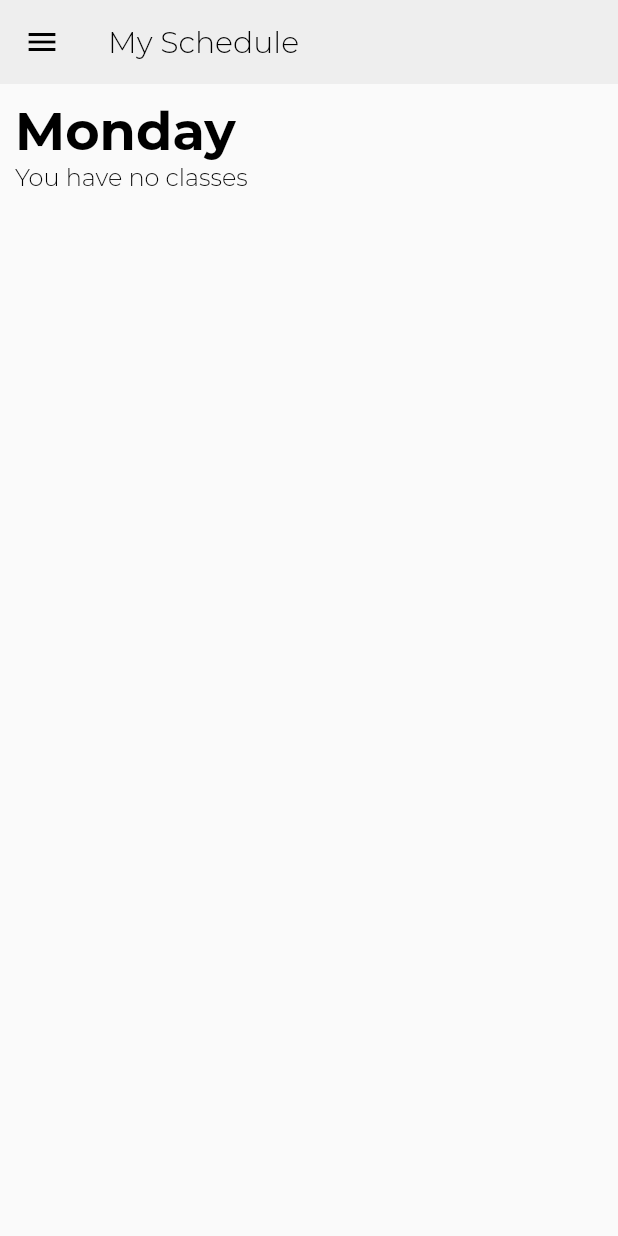
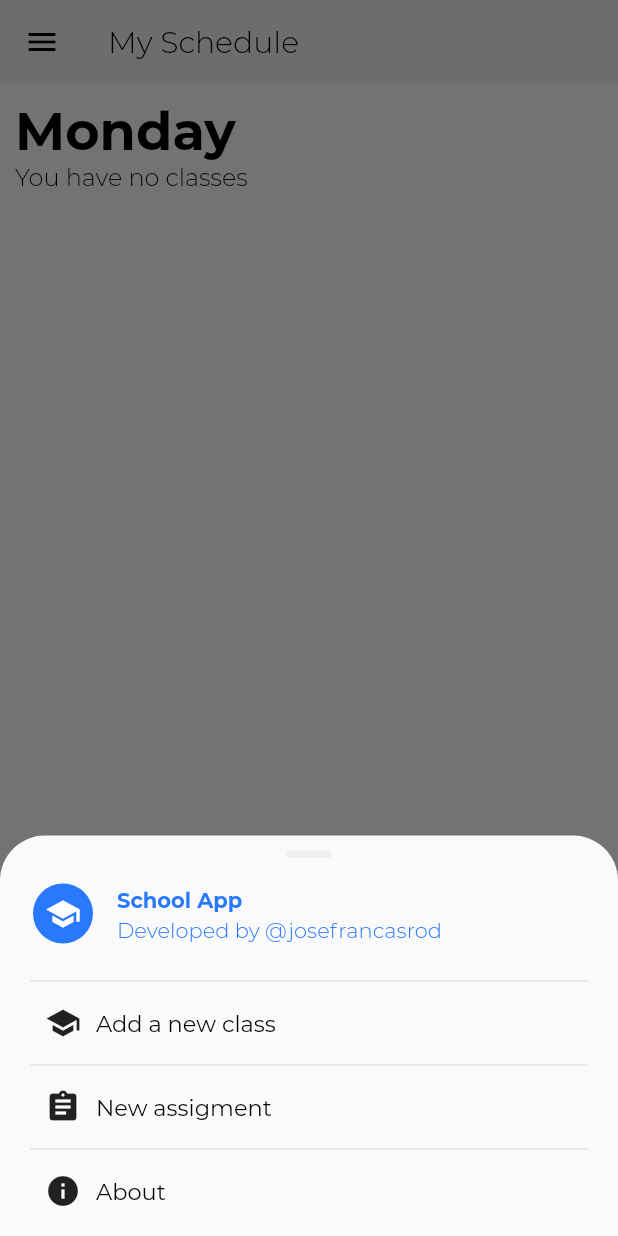
Before and after one commit to Josefrancasrod/school_app, a Flutter app: the ScheduleScreen screen opened directly, after a tap on the "menu" icon, on a phone screen of 412 x 824 dp. Run offline on Flutter 3.47's test engine with Material 2 defaults, Android fonts, the phone set to English and light mode, and no system bars; missing offline and left inert: flutter_material_color_picker.

Commit message:
Add bottom sheet menu

```diff
--- a/lib/providers/classes.dart
+++ b/lib/providers/classes.dart
@@ -28,6 +28,7 @@ class Classes with ChangeNotifier {
     'Thursday',
     'Friday',
     'Saturday',
+    'Sunday'
   ];
 
   List<ClassesItem> get items {
--- a/lib/screens/homework_screen.dart
+++ b/lib/screens/homework_screen.dart
@@ -1,7 +1,7 @@
 import 'package:flutter/material.dart';
 import 'package:provider/provider.dart';
-import 'package:school_app/screens/new_classes_screen.dart';
 
+import '../widgets/bottom_sheet_menu.dart';
 import '../providers/homework.dart';
 import '../widgets/homework_item.dart' as hw;
 import '../providers/classes.dart';
@@ -29,7 +29,7 @@ class HomeworkScreen extends StatelessWidget {
       );
     }
 
-    void _modal() {
+    void modal() {
       showModalBottomSheet(
         context: context,
         enableDrag: true,
@@ -38,20 +38,12 @@ class HomeworkScreen extends StatelessWidget {
             top: Radius.circular(30),
           ),
         ),
-        builder: (ctx) => Column(
+        builder: (ctx) => Wrap(
           children: <Widget>[
-            //ONLY FOR TEST, DELETE
-            Padding(
+            Container(
+              // height: 275,
               padding: const EdgeInsets.symmetric(horizontal: 10.0),
-              child: IconButton(
-                onPressed: () {
-                  Navigator.pushNamed(context, NewClassesScreen.routeName);
-                },
-                icon: Icon(
-                  Icons.school,
-                  color: Colors.grey,
-                ),
-              ),
+              child: BottomSheetMenu(),
             ),
           ],
         ),
@@ -66,7 +58,12 @@ class HomeworkScreen extends StatelessWidget {
               'My Homework',
               style: Theme.of(context).textTheme.headline6,
             ),
-            leading: IconButton(icon: Icon(Icons.menu), onPressed: _modal),
+            leading: IconButton(
+              icon: Icon(Icons.menu),
+              onPressed: () {
+                BottomSheetMenu.modal(context);
+              },
+            ),
             iconTheme: IconThemeData(color: Colors.black),
             backgroundColor: Colors.grey[200],
             flexibleSpace: FlexibleSpaceBar(
@@ -94,7 +91,8 @@ class HomeworkScreen extends StatelessWidget {
           ),
           SliverToBoxAdapter(
             child: Padding(
-              padding: const EdgeInsets.symmetric(horizontal: 15.0, vertical: 10),
+              padding:
+                  const EdgeInsets.symmetric(horizontal: 15.0, vertical: 10),
               child: Text(
                 'Assigments',
                 style: Theme.of(context).textTheme.headline6,
--- a/lib/screens/schedule_screen.dart
+++ b/lib/screens/schedule_screen.dart
@@ -3,6 +3,7 @@ import 'package:provider/provider.dart';
 
 import '../widgets/next_class_card.dart';
 import '../widgets/no_more_card.dart';
+import '../widgets/bottom_sheet_menu.dart';
 import '../widgets/schedule_card.dart';
 import '../providers/classes.dart';
 
@@ -24,7 +25,12 @@ class ScheduleScreen extends StatelessWidget {
               'My Schedule',
               style: Theme.of(context).textTheme.headline6,
             ),
-            leading: IconButton(icon: Icon(Icons.menu), onPressed: () {}),
+            leading: IconButton(
+              icon: Icon(Icons.menu),
+              onPressed: () {
+                BottomSheetMenu.modal(context);
+              },
+            ),
             iconTheme: IconThemeData(color: Colors.black),
             backgroundColor: Colors.grey[200],
             flexibleSpace: FlexibleSpaceBar(
--- /dev/null
+++ b/lib/widgets/bottom_sheet_menu.dart
@@ -0,0 +1,135 @@
+import 'package:flutter/material.dart';
+
+import '../screens/new_classes_screen.dart';
+import '../screens/new_homework_screen.dart';
+
+class BottomSheetMenu extends StatelessWidget {
+  static void modal(BuildContext context) {
+    showModalBottomSheet(
+      context: context,
+      enableDrag: true,
+      shape: RoundedRectangleBorder(
+        borderRadius: BorderRadius.vertical(
+          top: Radius.circular(30),
+        ),
+      ),
+      builder: (ctx) => Wrap(
+        children: <Widget>[
+          Container(
+            // height: 275,
+            padding: const EdgeInsets.symmetric(horizontal: 10.0),
+            child: BottomSheetMenu(),
+          ),
+        ],
+      ),
+    );
+  }
+
+  Widget _optionButton(IconData icon, String text, Function function) {
+    return InkWell(
+      onTap: function,
+      child: Container(
+        width: double.infinity,
+        height: 40,
+        padding: EdgeInsets.symmetric(horizontal: 10, vertical: 1),
+        child: Row(
+          mainAxisAlignment: MainAxisAlignment.start,
+          crossAxisAlignment: CrossAxisAlignment.center,
+          children: <Widget>[
+            Icon(icon),
+            Padding(
+              padding: const EdgeInsets.all(10.0),
+              child: Text(
+                text,
+                style: TextStyle(
+                  fontFamily: 'Montserrat',
+                  fontWeight: FontWeight.w500,
+                ),
+              ),
+            ),
+          ],
+        ),
+      ),
+    );
+  }
+
+  @override
+  Widget build(BuildContext context) {
+    return Padding(
+      padding: EdgeInsets.all(10),
+      child: Column(
+        crossAxisAlignment: CrossAxisAlignment.center,
+        mainAxisAlignment: MainAxisAlignment.start,
+        children: <Widget>[
+          Container(
+            height: 5,
+            width: 30,
+            decoration: BoxDecoration(
+                borderRadius: BorderRadius.horizontal(
+                  left: Radius.circular(30),
+                  right: Radius.circular(30),
+                ),
+                color: Theme.of(context).primaryColor),
+          ),
+          Container(
+            width: double.infinity,
+            child: ListTile(
+              onTap: () {},
+              contentPadding: EdgeInsets.symmetric(horizontal: 2, vertical: 1),
+              leading: CircleAvatar(
+                backgroundColor: Theme.of(context).accentColor,
+                child: Icon(
+                  Icons.school,
+                  color: Colors.white,
+                ),
+              ),
+              title: Text(
+                'School App', //CHANGE THE NAME
+                style: TextStyle(
+                  fontWeight: FontWeight.w700,
+                  fontSize: 14,
+                  color: Theme.of(context).accentColor,
+                ),
+              ),
+              subtitle: Text(
+                'Developed by @josefrancasrod', //CHANGE THE NAME
+                style: TextStyle(
+                  fontWeight: FontWeight.w300,
+                  fontSize: 14,
+                  color: Theme.of(context).accentColor,
+                ),
+              ),
+            ),
+          ),
+          Column(
+            crossAxisAlignment: CrossAxisAlignment.start,
+            children: <Widget>[
+              Divider(),
+              _optionButton(
+                Icons.school,
+                'Add a new class',
+                () {
+                  Navigator.of(context).pushNamed(NewClassesScreen.routeName);
+                },
+              ),
+              Divider(),
+              _optionButton(
+                Icons.assignment,
+                'New assigment',
+                () {
+                  Navigator.of(context).pushNamed(NewHomeworkScreen.routeName);
+                },
+              ),
+              Divider(),
+              _optionButton(
+                Icons.info,
+                'About',
+                () {}, //Navigate to ABOUT SCREEN
+              ),
+            ],
+          )
+        ],
+      ),
+    );
+  }
+}
```
